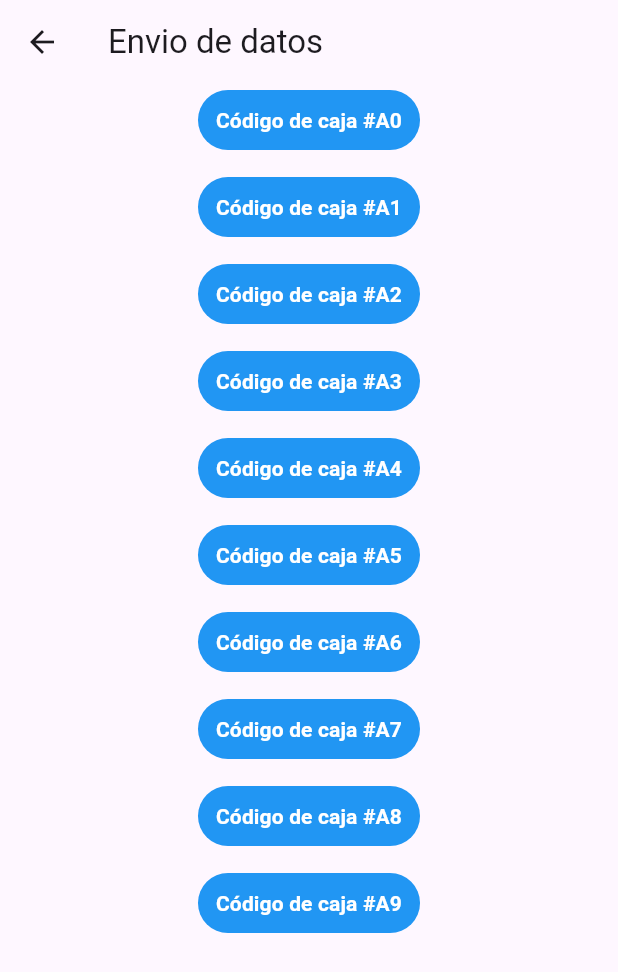
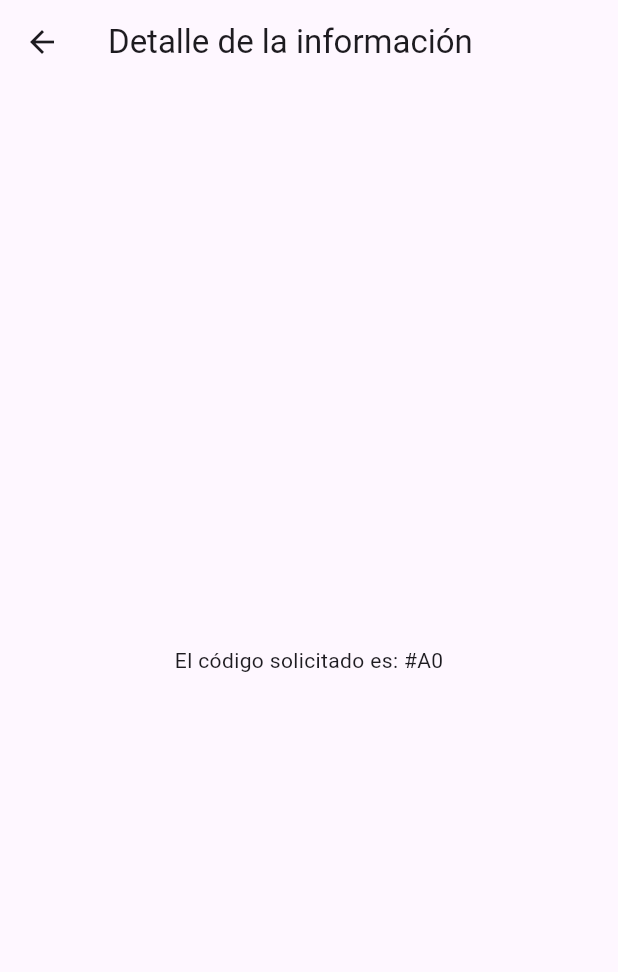
Before and after one commit to RafaEscobar/Flutter-Info-between-screens, a Flutter app: the ScreenThree screen opened directly, after a tap on an icon or button, on a phone screen of 412 x 824 dp. Shown: the top 972 px of the screen. Run offline on Flutter 3.47's test engine with Material 3 defaults, Android fonts, the light colour scheme and no system bars.

Commit message:
Agrega funcionalidad en paso de info entre pantallas

```diff
--- a/lib/presentation/screens/screen_four.dart
+++ b/lib/presentation/screens/screen_four.dart
@@ -0,0 +1,21 @@
+import 'package:flutter/material.dart';
+
+class ScreenFour extends StatelessWidget {
+  final String code;
+  const ScreenFour({
+    required this.code,
+    super.key
+  });
+
+  @override
+  Widget build(BuildContext context){
+    return Scaffold(
+      appBar: AppBar(
+        title: const Text('Detalle de la información'),
+      ),
+      body: Center(
+        child: Text('El código solicitado es: $code'),
+      ),
+    );
+  }
+}
--- a/lib/presentation/screens/screen_three.dart
+++ b/lib/presentation/screens/screen_three.dart
@@ -1,11 +1,11 @@
 import 'package:flutter/material.dart';
+import 'package:navigate_between_screens/presentation/screens/screen_four.dart';
 
 class ScreenThree extends StatelessWidget{
   const ScreenThree({super.key});
 
   @override
   Widget build(BuildContext context){
-    final Size size = MediaQuery.of(context).size;
     return Scaffold(
       appBar: AppBar(
         title: const Text('Envio de datos'),
@@ -19,7 +19,13 @@ class ScreenThree extends StatelessWidget{
                 style: const ButtonStyle(
                   backgroundColor: WidgetStatePropertyAll(Colors.blue)
                 ),
-                onPressed: (){},
+                onPressed: (){
+                  Navigator.push(
+                    context, MaterialPageRoute(
+                      builder: (context) => ScreenFour(code: '#A$index')
+                    )
+                  );
+                },
                 child: Text(
                   'Código de caja #A$index',
                   textAlign: TextAlign.center,
```
